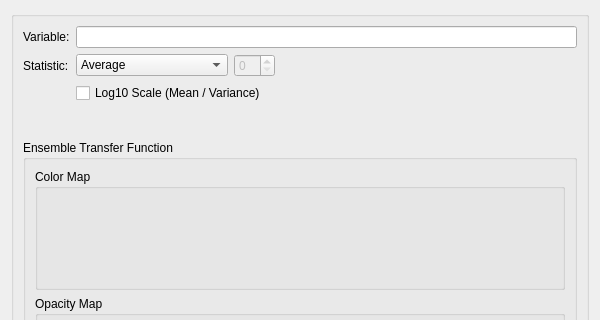
Qt form Client/Widgets/EnsembleTransferFunctionEditor.ui (CCSEPBVR/CS-IS-PBVR) before a commit; both pictures show x 0 to 600 and y 0 to 320 of the 600 by 721 pixel window.
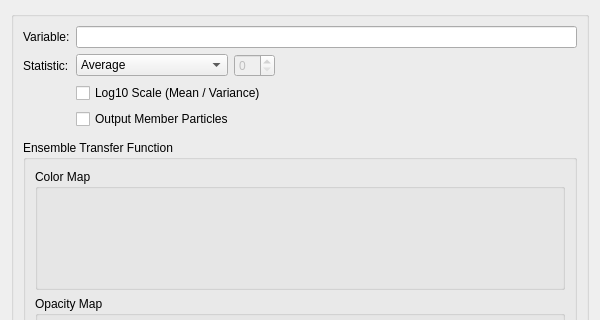
The same form after that commit. Custom widgets are drawn as their Qt base class.

Commit message: メンバー粒子出力の ON/OFF をクライアントGUIから設定できるようにする

What changed in the file:
```diff
--- a/Client/Widgets/EnsembleTransferFunctionEditor.ui
+++ b/Client/Widgets/EnsembleTransferFunctionEditor.ui
@@ -98,6 +98,16 @@
           </property>
          </widget>
         </item>
+        <item row="3" column="1">
+         <widget class="QCheckBox" name="m_member_output_check_box">
+          <property name="toolTip">
+           <string>Write per-member particle files (PARTICLE_DIR/ensNNNN) on the simulation side. Takes effect from the next time step after Apply. Time steps simulated while this is off stay empty.</string>
+          </property>
+          <property name="text">
+           <string>Output Member Particles</string>
+          </property>
+         </widget>
+        </item>
        </layout>
       </item>
       <item>
```
The commit also changes 2 other files.
